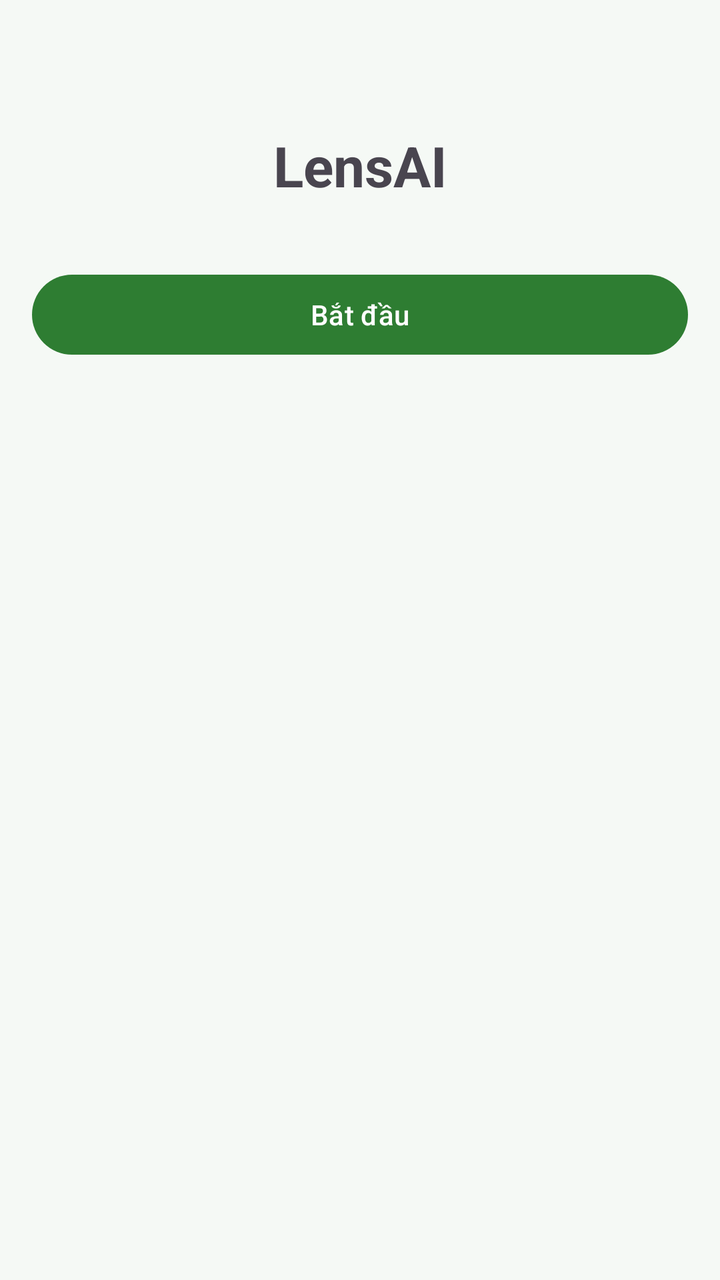
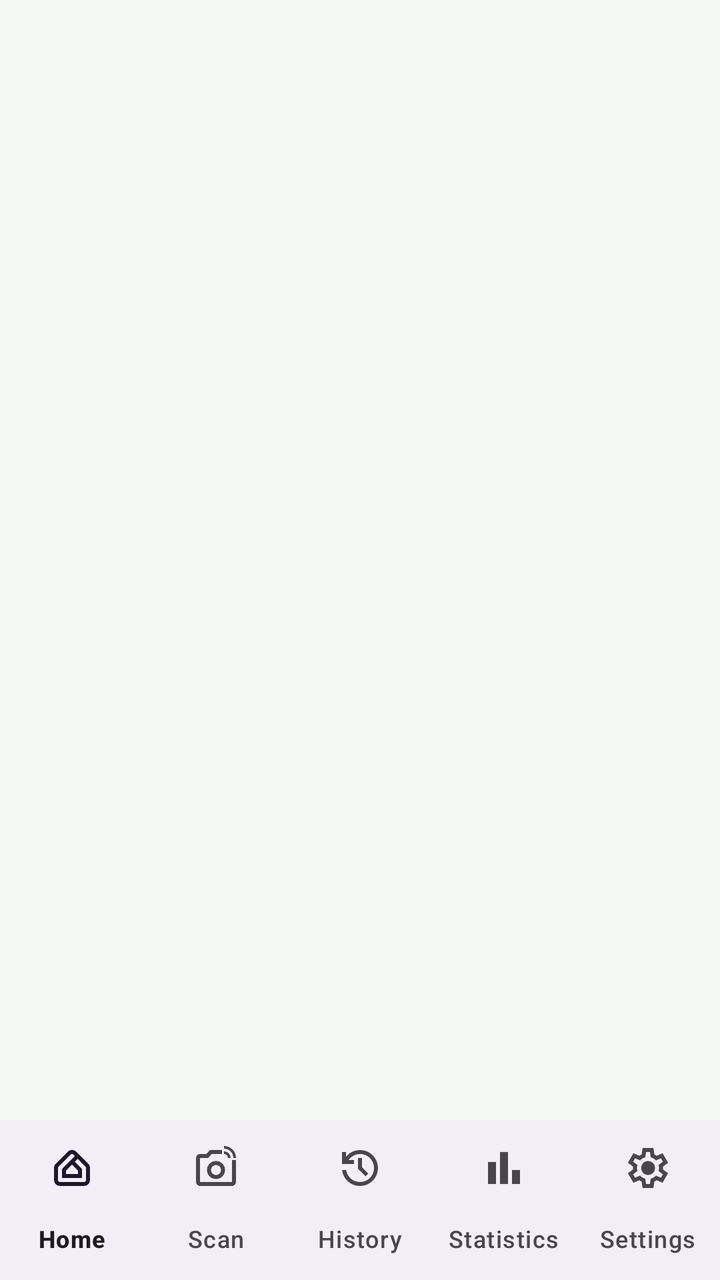

Before-and-after screenshots of an Android layout around one commit, followed by the original layout XML and the change that was made.
<!-- AndroidManifest.xml: application theme Theme.LensAI -->
<!-- res/layout/activity_main.xml -->
<?xml version="1.0" encoding="utf-8"?>
<androidx.constraintlayout.widget.ConstraintLayout
    xmlns:android="http://schemas.android.com/apk/res/android"
    xmlns:app="http://schemas.android.com/apk/res-auto"
    android:layout_width="match_parent"
    android:layout_height="match_parent"
    android:padding="16dp">

    <TextView
        android:id="@+id/tvTitle"
        android:layout_width="wrap_content"
        android:layout_height="wrap_content"
        android:text="LensAI"
        android:textSize="28sp"
        android:textStyle="bold"
        app:layout_constraintTop_toTopOf="parent"
        app:layout_constraintStart_toStartOf="parent"
        app:layout_constraintEnd_toEndOf="parent"
        android:layout_marginTop="48dp"/>

    <Button
        android:id="@+id/btnStart"
        android:layout_width="0dp"
        android:layout_height="wrap_content"
        android:text="Bắt đầu"
        android:layout_marginTop="32dp"
        app:layout_constraintTop_toBottomOf="@id/tvTitle"
        app:layout_constraintStart_toStartOf="parent"
        app:layout_constraintEnd_toEndOf="parent"/>

</androidx.constraintlayout.widget.ConstraintLayout>
<!-- resources referenced by this layout -->
<resources>
  <style name="Theme.LensAI" parent="Theme.Material3.DayNight.NoActionBar">
          <item name="colorPrimary">@color/primary</item>
          <item name="colorPrimaryDark">@color/primary_dark</item>
          <item name="colorSecondary">@color/secondary</item>
          <item name="android:statusBarColor">@color/primary_dark</item>
          <item name="android:windowBackground">@color/background</item>
      </style>
  <color name="primary">#2E7D32</color>
  <color name="primary_dark">#1B5E20</color>
  <color name="secondary">#0288D1</color>
  <color name="background">#F5F9F5</color>
</resources>

<!-- the commit's change to res/layout/activity_main.xml (unified diff, before → after) -->
@@ -3,29 +3,25 @@
     xmlns:android="http://schemas.android.com/apk/res/android"
     xmlns:app="http://schemas.android.com/apk/res-auto"
     android:layout_width="match_parent"
-    android:layout_height="match_parent"
-    android:padding="16dp">
+    android:layout_height="match_parent">
 
-    <TextView
-        android:id="@+id/tvTitle"
-        android:layout_width="wrap_content"
-        android:layout_height="wrap_content"
-        android:text="LensAI"
-        android:textSize="28sp"
-        android:textStyle="bold"
+    <FrameLayout
+        android:id="@+id/fragment_container"
+        android:layout_width="0dp"
+        android:layout_height="0dp"
         app:layout_constraintTop_toTopOf="parent"
+        app:layout_constraintBottom_toTopOf="@id/bottom_nav"
         app:layout_constraintStart_toStartOf="parent"
-        app:layout_constraintEnd_toEndOf="parent"
-        android:layout_marginTop="48dp"/>
+        app:layout_constraintEnd_toEndOf="parent" />
 
-    <Button
-        android:id="@+id/btnStart"
+    <com.google.android.material.bottomnavigation.BottomNavigationView
+        android:id="@+id/bottom_nav"
         android:layout_width="0dp"
         android:layout_height="wrap_content"
-        android:text="Bắt đầu"
-        android:layout_marginTop="32dp"
-        app:layout_constraintTop_toBottomOf="@id/tvTitle"
+        app:menu="@menu/bottom_nav_menu"
+        app:labelVisibilityMode="labeled"
+        app:layout_constraintBottom_toBottomOf="parent"
         app:layout_constraintStart_toStartOf="parent"
-        app:layout_constraintEnd_toEndOf="parent"/>
+        app:layout_constraintEnd_toEndOf="parent" />
 
 </androidx.constraintlayout.widget.ConstraintLayout>
